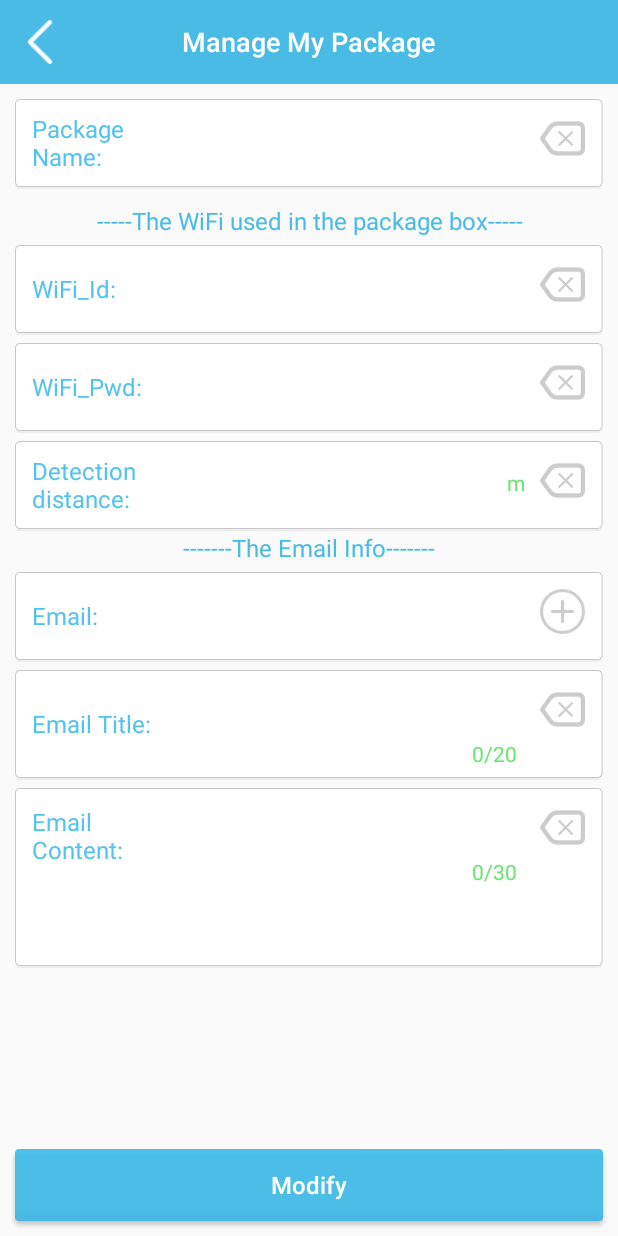
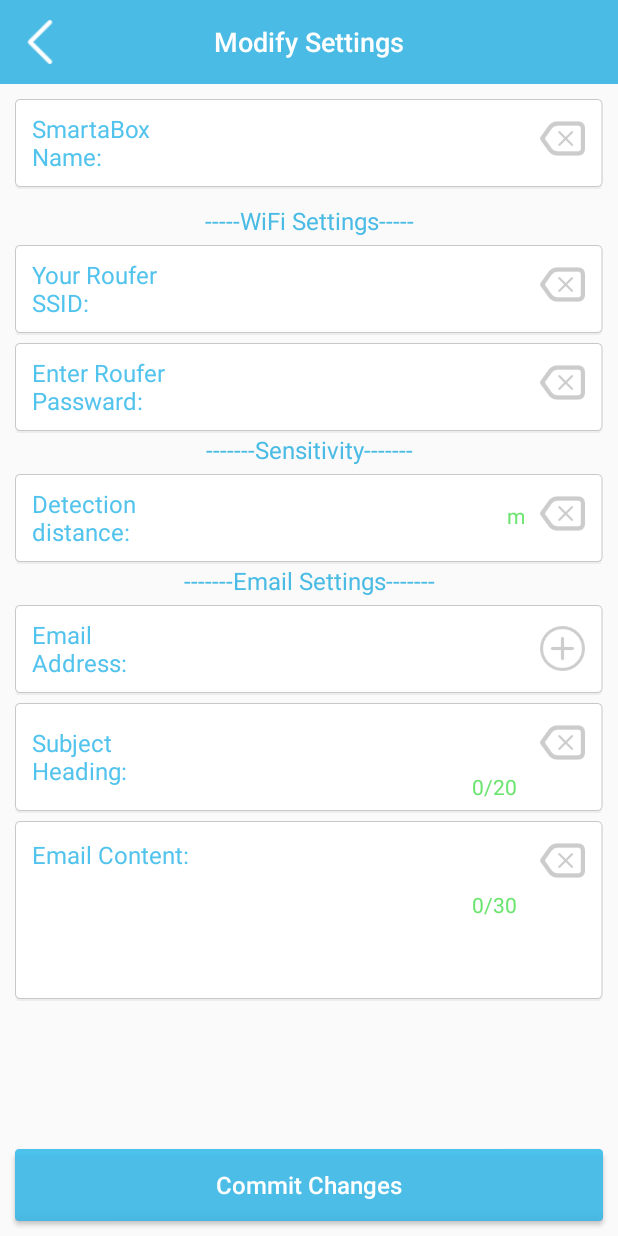
Before and after one commit to super41/start3, an Android app: the layout activity_detail_package.xml on its own in the app's theme, with its tools: preview values and no code run, on a phone screen of 412 x 824 dp. Run offline under Robolectric (Android 15) with nearby library versions, the phone set to English and light mode, and no system bars.

Commit message:
更改翻译和一些UI

```diff
--- a/UserVersion/app/src/main/java/com/example/userversion/PackageAdapter.java
+++ b/UserVersion/app/src/main/java/com/example/userversion/PackageAdapter.java
@@ -96,7 +96,7 @@ public class PackageAdapter extends RecyclerView.Adapter{
             h.btn_del.setOnClickListener(new View.OnClickListener() {
                 @Override
                 public void onClick(View v) {
-                    showMessage(mContext, pg.getName(), new DialogInterface.OnClickListener() {
+                    showMessage(mContext, "delete "+pg.getName() + " ?", new DialogInterface.OnClickListener() {
                         @Override
                         public void onClick(DialogInterface dialog, int which) {
                             pg.delete();
--- a/UserVersion/app/src/main/java/com/example/userversion/activity/MainActivity.java
+++ b/UserVersion/app/src/main/java/com/example/userversion/activity/MainActivity.java
@@ -113,7 +113,7 @@ public class MainActivity extends AppCompatActivity {
         if(mList == null || mList.size()<1){
             mTopbar.setRightShow(false);
         }else{
-            mTopbar.setRightShow(true);
+            mTopbar.setRightShow(false);  //alawasy gone
         }
     }
 
--- a/UserVersion/app/src/main/java/com/example/userversion/info/SetNameActivity.java
+++ b/UserVersion/app/src/main/java/com/example/userversion/info/SetNameActivity.java
@@ -67,8 +67,8 @@ public class SetNameActivity extends AppCompatActivity {
                     pg.setDistance("2");
                     pg.setWifiId(wifiId);
                     pg.setWifiPsw(wifiPsw);
-                    pg.setEmailTitle("BRIZE BOX");
-                    pg.setEmailContent("Have a nice day");
+                    pg.setEmailTitle(name);
+                    pg.setEmailContent("You Have Received A Delivery");
                     pg.setTime(System.currentTimeMillis());
                     pg.setDelivery(false);
                     pg.save();
@@ -90,7 +90,7 @@ public class SetNameActivity extends AppCompatActivity {
         });
 
         List<Package> mList= DataSupport.findAll(Package.class);
-        et_name.setText("My Home "+(mList.size()+1));
+        et_name.setText("SmartaBox "+(mList.size()+1));
         et_name.requestFocus();
     }
 
--- a/UserVersion/app/src/main/java/com/example/userversion/info/SetWifiActivity.java
+++ b/UserVersion/app/src/main/java/com/example/userversion/info/SetWifiActivity.java
@@ -87,8 +87,8 @@ public class SetWifiActivity extends AppCompatActivity {
                 pg.setDistance("2");
                 pg.setWifiId(id);
                 pg.setWifiPsw(psw);
-                pg.setEmailTitle("BRIZE BOX");
-                pg.setEmailContent("Have a nice day");
+                pg.setEmailTitle(name);
+                pg.setEmailContent("You Have Received A Delivery");
                 pg.setTime(System.currentTimeMillis());
                 pg.setDelivery(false);
                 pg.save();
--- a/UserVersion/app/src/main/java/com/example/userversion/view/TopBar.java
+++ b/UserVersion/app/src/main/java/com/example/userversion/view/TopBar.java
@@ -3,6 +3,9 @@ package com.example.userversion.view;
 import android.app.Activity;
 import android.content.Context;
 import android.content.res.TypedArray;
+import android.graphics.drawable.Drawable;
+import android.os.Build;
+import android.support.annotation.RequiresApi;
 import android.util.AttributeSet;
 import android.view.LayoutInflater;
 import android.view.View;
@@ -38,6 +41,7 @@ public class TopBar extends RelativeLayout {
         mIsLeftbtnShow = typedArray.getBoolean(R.styleable.TopBar_isLeftShow, true);
         mIsRightbtnShow = typedArray.getBoolean(R.styleable.TopBar_isRightShow, true);
         mRightDrawable = typedArray.getResourceId(R.styleable.TopBar_rightDrawable, R.mipmap.ic_launcher);
+
         mTitle=typedArray.getString(R.styleable.TopBar_title);
         //setView
         mBtnTitle.setText(mTitle == null ? "" : mTitle);
--- a/UserVersion/app/src/main/res/layout/activity_detail_package.xml
+++ b/UserVersion/app/src/main/res/layout/activity_detail_package.xml
@@ -100,7 +100,7 @@
                     style="@style/textInfoStyle"
                     android:layout_width="0dp"
                     android:layout_height="match_parent"
-                    android:layout_weight="1"
+                    android:layout_weight="1.2"
                     android:gravity="center_vertical"
                     android:text="@string/pg_name" />
 
@@ -132,7 +132,7 @@
                 android:layout_width="match_parent"
                 android:layout_height="wrap_content"
                 android:gravity="center_horizontal"
-                android:text="-----The WiFi used in the package box-----" />
+                android:text="-----WiFi Settings-----" />
 
             <LinearLayout
                 android:layout_width="match_parent"
@@ -147,7 +147,7 @@
                     style="@style/textInfoStyle"
                     android:layout_width="0dp"
                     android:layout_height="match_parent"
-                    android:layout_weight="1"
+                    android:layout_weight="1.2"
                     android:gravity="center_vertical"
                     android:text="@string/wifi_name" />
 
@@ -187,7 +187,7 @@
                     style="@style/textInfoStyle"
                     android:layout_width="0dp"
                     android:layout_height="match_parent"
-                    android:layout_weight="1"
+                    android:layout_weight="1.2"
                     android:gravity="center_vertical"
                     android:text="@string/wifi_psw" />
 
@@ -214,6 +214,13 @@
 
             </LinearLayout>
 
+            <TextView
+                style="@style/textBlueStyle"
+                android:layout_width="match_parent"
+                android:layout_height="wrap_content"
+                android:gravity="center_horizontal"
+                android:text="-------Sensitivity-------" />
+
             <LinearLayout
                 android:layout_width="match_parent"
                 android:layout_height="60dp"
@@ -227,7 +234,7 @@
                     style="@style/textInfoStyle"
                     android:layout_width="0dp"
                     android:layout_height="match_parent"
-                    android:layout_weight="1"
+                    android:layout_weight="1.2"
                     android:gravity="center_vertical"
                     android:text="@string/distance" />
 
@@ -257,12 +264,14 @@
                     android:background="@drawable/delet_3" />
             </LinearLayout>
 
+
+
             <TextView
                 style="@style/textBlueStyle"
                 android:layout_width="match_parent"
                 android:layout_height="wrap_content"
                 android:gravity="center_horizontal"
-                android:text="-------The Email Info-------" />
+                android:text="-------Email Settings-------" />
 
             <LinearLayout
                 android:layout_width="match_parent"
@@ -270,6 +279,7 @@
                 android:layout_marginLeft="10dp"
                 android:layout_marginRight="10dp"
                 android:layout_marginTop="5dp"
+                android:gravity="center_vertical"
                 android:background="@drawable/pop_bg"
                 android:orientation="horizontal">
 
@@ -277,19 +287,20 @@
                     style="@style/textInfoStyle"
                     android:layout_width="0dp"
                     android:layout_height="match_parent"
-                    android:layout_weight="1"
+                    android:layout_weight="1.2"
                     android:gravity="center_vertical"
                     android:text="@string/email" />
 
                 <TextView
                     android:id="@+id/et_email"
                     android:layout_width="0dp"
-                    android:layout_height="50dp"
+                    android:layout_height="match_parent"
                     android:layout_weight="2.5"
                     android:background="#00000000"
                     android:ellipsize="middle"
                     android:shadowDx="0.0"
                     android:singleLine="true"
+                    android:gravity="center_vertical"
                     android:shadowDy="1.0"
                     android:shadowRadius="1.0"
                     android:textSize="18sp"
@@ -317,7 +328,7 @@
                     style="@style/textInfoStyle"
                     android:layout_width="0dp"
                     android:layout_height="match_parent"
-                    android:layout_weight="1"
+                    android:layout_weight="1.2"
                     android:gravity="center_vertical"
                     android:text="@string/emial_title" />
 
@@ -369,7 +380,7 @@
                     style="@style/textInfoStyle"
                     android:layout_width="0dp"
                     android:layout_height="match_parent"
-                    android:layout_weight="1"
+                    android:layout_weight="1.2"
                     android:gravity="left"
                     android:paddingTop="10dp"
                     android:text="@string/email_content" />
@@ -435,10 +446,10 @@
             android:layout_margin="10dp"
             android:layout_weight="1"
             android:background="@drawable/btn_blue_selector"
-            android:text="@string/modify"
+            android:text="@string/commit_changes"
             android:textColor="@color/white"
             android:textSize="16sp" />
-
+        <!--android:text="@string/modify"-->
     </LinearLayout>
 
 </LinearLayout>
--- a/UserVersion/app/src/main/res/values/strings.xml
+++ b/UserVersion/app/src/main/res/values/strings.xml
@@ -1,12 +1,12 @@
 <resources>
-    <string name="app_name">User version</string>
+    <string name="app_name">SmartaBoxU</string>
     <string name="input_name">Please enter your name</string>
     <string name="input_company">Please enter the name of your company</string>
     <string name="input_email">Please enter your receiving email account</string>
-    <string name="to_manager">Manage My Package</string>
-    <string name="to_scan">New Package Box</string>
+    <string name="to_manager">Modify Settings</string>
+    <string name="to_scan">First Time Setup</string>
     <string name="OK">OK</string>
-    <string name="please_write">Please enter the number ...</string>
+    <string name="please_write">Please Enter the QR Code</string>
     <string name="please_ensure">Please confirm that you have entered the correct number</string>
 
     <!--申请权限相关-->
@@ -167,16 +167,16 @@
     <string name="sbc_name">Google Book Search</string>
     <string name="wifi_changing_network">Requesting connection to network\u2026</string>
 
-    <string name="viewfinderview_status_text1">Put QR code into the viewfinder frame</string>
+    <string name="viewfinderview_status_text1">Scan QR Code on inside of door</string>
     <string name="viewfinderview_status_text2">It automatically scans</string>
     <string name="open_flashlight">Flash on</string>
     <string name="off_flashlight">Flash off</string>
-    <string name="write_number">Enter the number</string>
+    <string name="write_number">Enter QR Code</string>
     <string name="tv_now_status">Current State:</string>
-    <string name="user_terminal">User Terminal</string>
+    <string name="user_terminal">SmartaBox Owner</string>
     <string name="scan_one_scan">Scan</string>
     <string name="enter_number">Enter Number</string>
-    <string name="please_enter_number">Please enter the number...</string>
+    <string name="please_enter_number">Please Enter the QR Code</string>
 <!--wifi status-->
     <string name="wifi_close">Close</string>
     <string name="wifi_opening">Opening</string>
@@ -195,7 +195,7 @@
     <string name="info_change">Information Modification</string>
     <string name="name">Name:</string>
     <string name="company">Company:</string>
-    <string name="email">Email:</string>
+    <string name="email">Email Address:</string>
     <string name="modify">Modify</string>
     <string name="change_info_success">Modify data successfully</string>
     <string name="enter_right_email">Please enter the correct email</string>
@@ -211,16 +211,16 @@
     <string name="set_name_to_distingiush">Set the nickname of the parcel box to distinguish</string>
     <string name="next">Next</string>
     <string name="set_recv_email">Set your acceptance email account</string>
-    <string name="wifi_name">WiFi_Id:</string>
-    <string name="wifi_psw">WiFi_Pwd:</string>
+    <string name="wifi_name">Your Roufer SSID:</string>
+    <string name="wifi_psw">Enter Roufer Passward:</string>
     <string name="skip">Skip></string>
     <string name="set_user_wifi">Setting up the WiFi used in the package</string>
-    <string name="delete">Whether to delete the parcel box</string>
+    <string name="delete">Delete</string>
     <string name="sure">Yes</string>
     <string name="no">No</string>
-    <string name="pg_name">Package Name:</string>
+    <string name="pg_name">SmartaBox Name:</string>
     <string name="distance">Detection distance:</string>
-    <string name="emial_title">Email Title:</string>
+    <string name="emial_title">Subject Heading:</string>
     <string name="email_content">Email Content:</string>
     <string name="warn_wifi">Please fill in the WiFi information</string>
     <string name="warn_name">Please set up a nickname for the package</string>
@@ -261,6 +261,9 @@
     <string name="unread">Unconnected</string>
     <string name="reason">May not be in range or connection timed out</string>
     <string name="unlock_success">Unlocked successfully!</string>
-    <string name="please_colse_packae">Please close the parcel box in front of the parcel box to find you</string>
+    <string name="please_colse_packae">Please stand close to the SmartaBox</string>
+    <string name="commit_changes">Commit Changes</string>
+    <string name="roufer_ssid">Roufer SSID:</string>
+    <string name="roufer_passward">Roufer Passward:</string>
 
 </resources>
```
Also changed, not shown: UserVersion/app/src/main/AndroidManifest.xml (+8 -3 lines), UserVersion/app/src/main/java/com/example/userversion/activity/WelcomeActivity.java (added, +34 -0 lines), UserVersion/app/src/main/res/anim/magnify_fade_in.xml (added, +16 -0 lines), UserVersion/app/src/main/res/anim/magnify_fade_out.xml (added, +16 -0 lines), UserVersion/app/src/main/res/layout/activity_set_wifi.xml (+4 -4 lines), UserVersion/app/src/main/res/layout/activity_welcome.xml (added, +12 -0 lines), UserVersion/app/src/main/res/drawable-hdpi/timg.jpg (added), UserVersion/app/src/main/res/mipmap-hdpi/logo.jpg (added), UserVersion/app/src/main/res/mipmap-mdpi/logo.jpg (added), UserVersion/app/src/main/res/mipmap-xhdpi/logo.jpg (added), UserVersion/app/src/main/res/mipmap-xxhdpi/logo.jpg (added), UserVersion/app/src/main/res/mipmap-xxxhdpi/logo.jpg (added), 1 other file.
